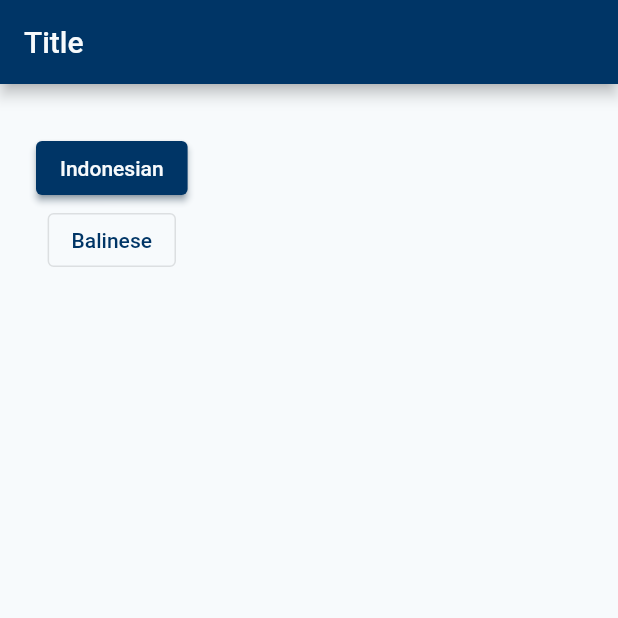
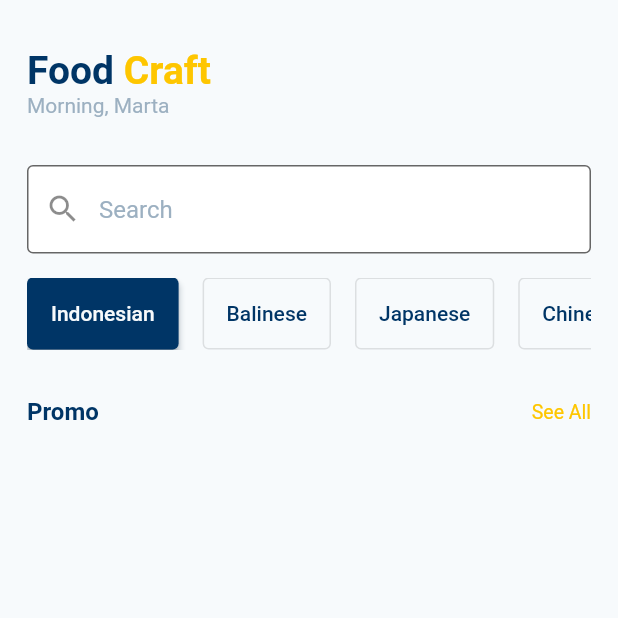
Before and after one commit to marta-werdaya/food_craft, a Flutter app: the screen it shows after launch, on a phone screen of 412 x 824 dp, the top half of it. Run offline on Flutter 3.47's test engine with Material 2 defaults, Android fonts, the phone set to English and light mode, and no system bars.

Commit message:
add brandlogo, search, category and title widget

```diff
--- a/lib/main.dart
+++ b/lib/main.dart
@@ -16,7 +16,7 @@ class MyApp extends StatelessWidget {
   @override
   Widget build(BuildContext context) {
     return MaterialApp(
-      title: 'Flutter Demo',
+      title: 'Food Craft',
       theme: ThemeData(
         colorScheme: ThemeColor.colorScheme,
         inputDecorationTheme: ThemeInput.inputDecoration,
--- a/lib/pages/home_page.dart
+++ b/lib/pages/home_page.dart
@@ -1,4 +1,6 @@
 import 'package:flutter/material.dart';
+
+import '../constants/app_colors.dart';
 
 class HomePage extends StatelessWidget {
   const HomePage({Key? key}) : super(key: key);
@@ -6,22 +8,164 @@ class HomePage extends StatelessWidget {
   @override
   Widget build(BuildContext context) {
     return Scaffold(
-      appBar: AppBar(title: const Text('Title')),
-      body: Container(
-        padding: const EdgeInsets.symmetric(horizontal: 24, vertical: 32),
-        child: Column(
-          children: [
-            ElevatedButton(
-              onPressed: () {},
-              child: const Text('Indonesian'),
-            ),
-            OutlinedButton(
-              onPressed: () {},
-              child: const Text('Balinese'),
-            )
+      body: SafeArea(
+        child: ListView(
+          children: const [
+            BrandLogo(),
+            SearchWidget(),
+            CategoryButton(),
+            TitleWidget(),
           ],
         ),
       ),
     );
   }
 }
+
+class TitleWidget extends StatelessWidget {
+  const TitleWidget({
+    Key? key,
+  }) : super(key: key);
+
+  @override
+  Widget build(BuildContext context) {
+    return Padding(
+      padding: const EdgeInsets.only(left: 18, right: 18, bottom: 16),
+      child: Row(
+        mainAxisAlignment: MainAxisAlignment.spaceBetween,
+        children: const [
+          Text(
+            'Promo',
+            style: TextStyle(
+              color: AppColors.primary,
+              fontSize: 16,
+              fontWeight: FontWeight.bold,
+            ),
+          ),
+          Text(
+            'See All',
+            style: TextStyle(
+              color: AppColors.secondary,
+              fontSize: 13,
+            ),
+          ),
+        ],
+      ),
+    );
+  }
+}
+
+class CategoryButton extends StatelessWidget {
+  const CategoryButton({
+    Key? key,
+  }) : super(key: key);
+
+  @override
+  Widget build(BuildContext context) {
+    return Container(
+      height: 48,
+      margin: const EdgeInsets.only(left: 18, right: 18, bottom: 32),
+      child: ListView(
+        scrollDirection: Axis.horizontal,
+        children: [
+          ElevatedButton(
+            onPressed: () {},
+            child: const Text('Indonesian'),
+          ),
+          const SizedBox(
+            width: 16,
+          ),
+          OutlinedButton(
+            onPressed: () {},
+            child: const Text('Balinese'),
+          ),
+          const SizedBox(
+            width: 16,
+          ),
+          OutlinedButton(
+            onPressed: () {},
+            child: const Text('Japanese'),
+          ),
+          const SizedBox(
+            width: 16,
+          ),
+          OutlinedButton(
+            onPressed: () {},
+            child: const Text('Chinese'),
+          ),
+          const SizedBox(
+            width: 16,
+          ),
+          OutlinedButton(
+            onPressed: () {},
+            child: const Text('Chinese'),
+          ),
+        ],
+      ),
+    );
+  }
+}
+
+class SearchWidget extends StatelessWidget {
+  const SearchWidget({
+    Key? key,
+  }) : super(key: key);
+
+  @override
+  Widget build(BuildContext context) {
+    return const Padding(
+      padding: EdgeInsets.only(left: 18, right: 18, bottom: 16),
+      child: TextField(
+        decoration: InputDecoration(
+          hintText: 'Search',
+          prefixIcon: Icon(Icons.search),
+        ),
+      ),
+    );
+  }
+}
+
+class BrandLogo extends StatelessWidget {
+  const BrandLogo({
+    Key? key,
+  }) : super(key: key);
+
+  @override
+  Widget build(BuildContext context) {
+    return Padding(
+      padding: const EdgeInsets.symmetric(horizontal: 18, vertical: 32),
+      child: Column(
+        crossAxisAlignment: CrossAxisAlignment.start,
+        children: [
+          RichText(
+            text: const TextSpan(
+              text: 'Food',
+              style: TextStyle(
+                fontWeight: FontWeight.bold,
+                fontSize: 26,
+                color: AppColors.primary,
+              ),
+              children: [
+                TextSpan(
+                  text: ' Craft',
+                  style: TextStyle(
+                    fontWeight: FontWeight.bold,
+                    fontSize: 26,
+                    color: AppColors.secondary,
+                  ),
+                ),
+              ],
+            ),
+          ),
+          const Text(
+            'Morning, Marta',
+            style: TextStyle(
+              fontSize: 14,
+              color: AppColors.grey,
+            ),
+          )
+        ],
+      ),
+    );
+  }
+}
```
Also changed, not shown: 1 other file.
